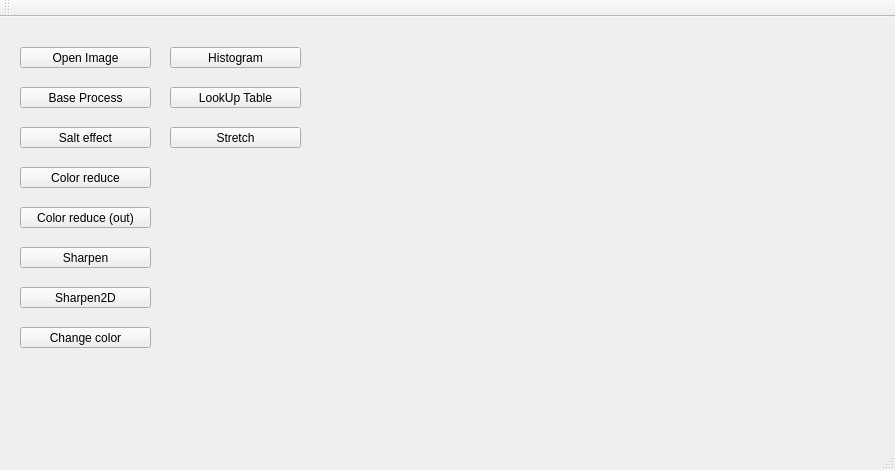
Old version of the form CPP/BaseCv/mainwindow.ui in the repository abondar24/OpenCV.
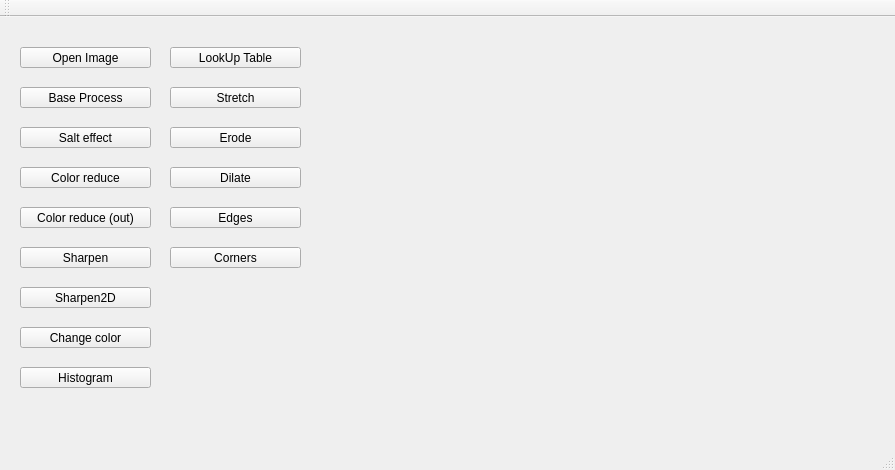
New version of the form.

```diff
--- a/CPP/BaseCv/mainwindow.ui
+++ b/CPP/BaseCv/mainwindow.ui
@@ -134,8 +134,8 @@
    <widget class="QPushButton" name="pushButton_9">
     <property name="geometry">
      <rect>
-      <x>170</x>
-      <y>30</y>
+      <x>20</x>
+      <y>350</y>
       <width>131</width>
       <height>21</height>
      </rect>
@@ -148,7 +148,7 @@
     <property name="geometry">
      <rect>
       <x>170</x>
-      <y>70</y>
+      <y>30</y>
       <width>131</width>
       <height>21</height>
      </rect>
@@ -161,7 +161,7 @@
     <property name="geometry">
      <rect>
       <x>170</x>
-      <y>110</y>
+      <y>70</y>
       <width>131</width>
       <height>21</height>
      </rect>
@@ -170,6 +170,58 @@
      <string>Stretch</string>
     </property>
    </widget>
+   <widget class="QPushButton" name="pushButton_12">
+    <property name="geometry">
+     <rect>
+      <x>170</x>
+      <y>150</y>
+      <width>131</width>
+      <height>21</height>
+     </rect>
+    </property>
+    <property name="text">
+     <string>Dilate</string>
+    </property>
+   </widget>
+   <widget class="QPushButton" name="pushButton_13">
+    <property name="geometry">
+     <rect>
+      <x>170</x>
+      <y>110</y>
+      <width>131</width>
+      <height>21</height>
+     </rect>
+    </property>
+    <property name="text">
+     <string>Erode</string>
+    </property>
+   </widget>
+   <widget class="QPushButton" name="pushButton_14">
+    <property name="geometry">
+     <rect>
+      <x>170</x>
+      <y>190</y>
+      <width>131</width>
+      <height>21</height>
+     </rect>
+    </property>
+    <property name="text">
+     <string>Edges</string>
+    </property>
+   </widget>
+   <widget class="QPushButton" name="pushButton_15">
+    <property name="geometry">
+     <rect>
+      <x>170</x>
+      <y>230</y>
+      <width>131</width>
+      <height>21</height>
+     </rect>
+    </property>
+    <property name="text">
+     <string>Corners</string>
+    </property>
+   </widget>
   </widget>
   <widget class="QMenuBar" name="menuBar">
    <property name="geometry">
```
